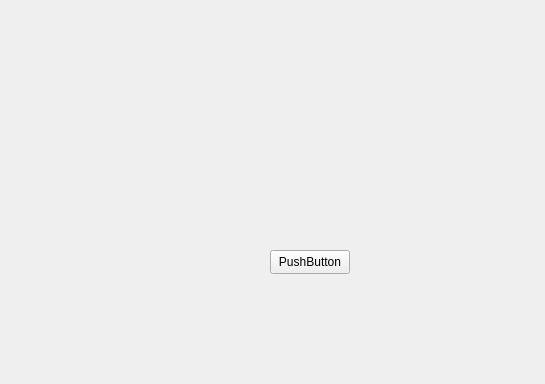
This is TowerDefense/mainwindow.ui in vanny-laure-lamorte/POODPUML as Qt 5 draws it before an edit; both pictures show x 0 to 545 and y 0 to 384 of the 1500 by 750 pixel window. The edited form follows.
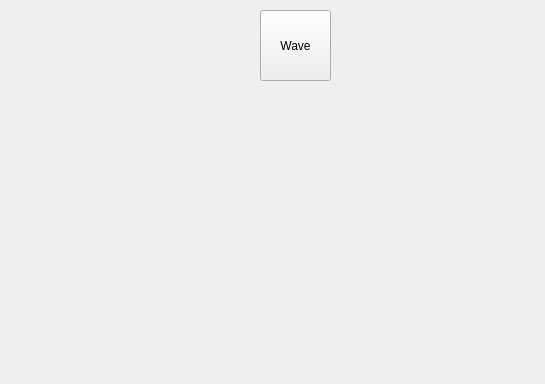
This is the edited form. Icons and pictures are not drawn.

Commit message: (feat) add timer to start waves

```diff
--- a/TowerDefense/mainwindow.ui
+++ b/TowerDefense/mainwindow.ui
@@ -367,14 +367,14 @@
      <widget class="QPushButton" name="pushButtonMonster">
       <property name="geometry">
        <rect>
-        <x>270</x>
-        <y>250</y>
-        <width>80</width>
-        <height>24</height>
+        <x>260</x>
+        <y>10</y>
+        <width>71</width>
+        <height>71</height>
        </rect>
       </property>
       <property name="text">
-       <string>PushButton</string>
+       <string>Wave</string>
       </property>
      </widget>
      <widget class="QPushButton" name="towerButton2">
```
The commit also changes 3 other files.
